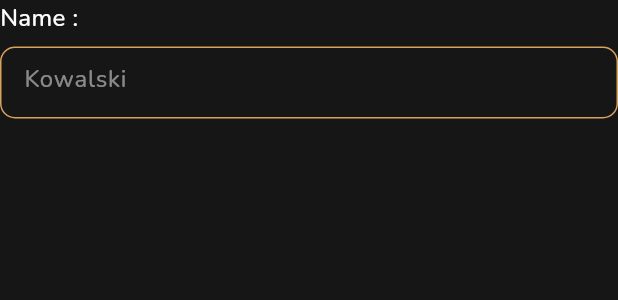
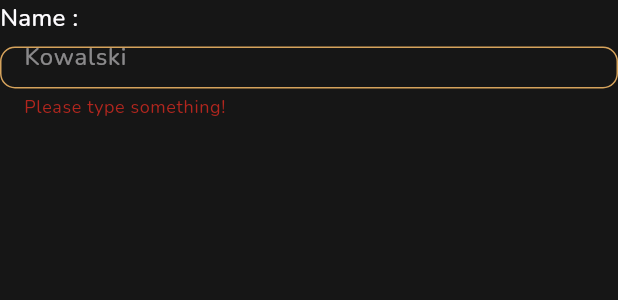
Before and after one commit to ThallesVicenzo/coolmovies-mobile-challenge, a Flutter app: the CoolMoviesTextField widget shown alone on an empty page, opened directly, on a phone screen of 412 x 824 dp. Shown: the top 300 px of the screen. Run offline on Flutter 3.47's test engine with Material 3 defaults, Android fonts, the phone set to English and light mode, and no system bars; our stand-ins replace flutter_modular, flutter_secure_storage, graphql_flutter; accounts and stored records are empty.

Commit message:
refactor: changes app text field values

```diff
--- a/app_design/lib/widgets/textfield/cool_movies_text_field.dart
+++ b/app_design/lib/widgets/textfield/cool_movies_text_field.dart
@@ -7,16 +7,20 @@
 class CoolMoviesTextField extends StatelessWidget {
   const CoolMoviesTextField({
     super.key,
+    required this.controller,
     this.label,
     this.hintText,
-    required this.height,
-    required this.controller,
+    this.height,
+    this.validator,
+    this.errorText,
   });
 
   final String? label;
   final String? hintText;
-  final double height;
+  final String? errorText;
+  final double? height;
   final TextEditingController controller;
+  final String Function(String?)? validator;
 
   @override
   Widget build(BuildContext context) {
@@ -34,13 +38,16 @@
         const SizedBox(
           height: 8,
         ),
-        TextField(
+        TextFormField(
           controller: controller,
           style: const TextStyle(color: ColorsPalette.marfim),
           cursorColor: ColorsPalette.marfim,
+          validator: validator,
           decoration: InputDecoration(
+            errorText: errorText ?? 'Please type something!',
+            errorBorder: outlineBorder,
             border: outlineBorder,
-            constraints: BoxConstraints(maxHeight: height),
+            constraints: BoxConstraints(maxHeight: height ?? 72),
             hintText: hintText,
             hintStyle: TextStyle(color: ColorsPalette.marfim.withOpacity(0.5)),
             disabledBorder: outlineBorder,
```
